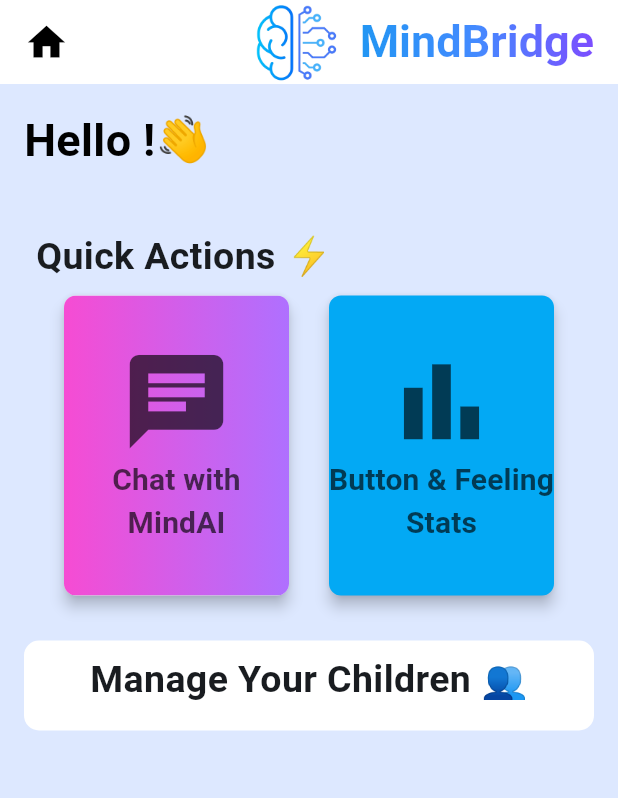
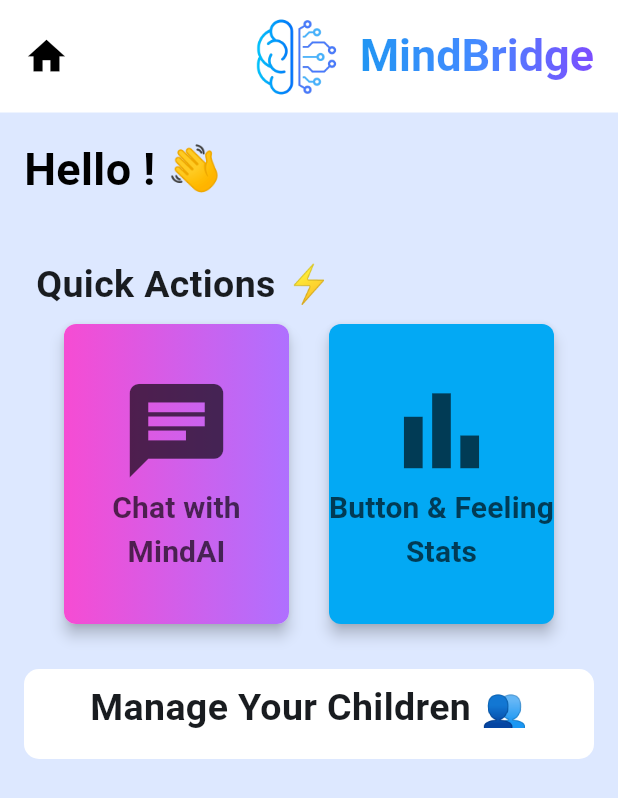
Before and after one commit to kavya-tayall/Voxigo, a Flutter app: the ChildManagementPage screen opened directly with empty values, on a phone screen of 412 x 824 dp. Shown: the top 798 px of the screen. Run offline on Flutter 3.47's test engine with Material 3 defaults, Android fonts, the phone set to English and light mode, and no system bars; our stand-ins replace audioplayers, cached_network_image, cloud_firestore, dash_chat_2, file_picker, firebase_auth and 14 more; missing offline and left inert: animate_gradient, reorderable_grid, scribble; accounts and stored records are empty; network calls fail.

Commit message:
few changes

```diff
--- a/lib/child_pages/fidget_spinner_suggestion.dart
+++ b/lib/child_pages/fidget_spinner_suggestion.dart
@@ -38,7 +38,7 @@ class _FidgetSpinnerHomeState extends State<FidgetSpinnerHome>
             _rotationSpeed += _friction;
             if (_rotationSpeed > 0){
               _rotationSpeed = 0;
-            }; // Stop at zero
+            };
           }
         }
         print(_rotationSpeed);
@@ -64,7 +64,7 @@ class _FidgetSpinnerHomeState extends State<FidgetSpinnerHome>
   void _spinFidgetSpinnerPointer(PointerMoveEvent event) {
     setState(() {
 
-      _rotationSpeed += sqrt(event.delta.dx * event.delta.dx + event.delta.dy * event.delta.dy) * 0.005; // Use dx for horizontal drag
+      _rotationSpeed += sqrt(event.delta.dx * event.delta.dx + event.delta.dy * event.delta.dy) * 0.005;
       sqrt(event.delta.dx * event.delta.dx + event.delta.dy * event.delta.dy);
       if (_rotationSpeed > 1) _rotationSpeed = 1;
     });
--- a/lib/parent_pages/child_management_page.dart
+++ b/lib/parent_pages/child_management_page.dart
@@ -103,7 +103,9 @@ class _ChildManagementPageState extends State<ChildManagementPage> {
   Widget build(BuildContext context) {
     return Scaffold(
       backgroundColor: Color(0xffdde8ff),
-      appBar: AppBar(
+      appBar: PreferredSize(
+        preferredSize: Size.fromHeight(75.0),
+        child: AppBar(
           backgroundColor: Colors.white,
           automaticallyImplyLeading: false,
           title: Row(
@@ -125,13 +127,16 @@ class _ChildManagementPageState extends State<ChildManagementPage> {
                         Colors.blueAccent,
                         Colors.deepPurpleAccent
                       ]),
-                      style:
-                          TextStyle(fontWeight: FontWeight.bold, fontSize: 30)),
+                      style: TextStyle(
+                          fontWeight: FontWeight.bold, fontSize: 30)),
                 )
               ]),
             ],
-          )),
-      body: isLoading
+          ),
+          toolbarHeight: 80, // Add this to adjust the height as needed
+        ),
+      ),
+        body: isLoading
           ? Center(child: CircularProgressIndicator())
           : SingleChildScrollView(
               child: Padding(
@@ -140,7 +145,7 @@ class _ChildManagementPageState extends State<ChildManagementPage> {
                   crossAxisAlignment: CrossAxisAlignment.start,
                   children: [
                     Text(
-                      "Hello $adminName!👋",
+                      "Hello $adminName! 👋",
                       style: TextStyle(
                           fontWeight: FontWeight.bold,
                           fontSize: 30,
```
Also changed, not shown: lib/child_pages/music_page.dart (+4 -4 lines), lib/child_pages/settings_page.dart (+6 -6 lines), lib/parent_pages/edit_child_grid.dart (+20 -7 lines), pubspec.lock.
